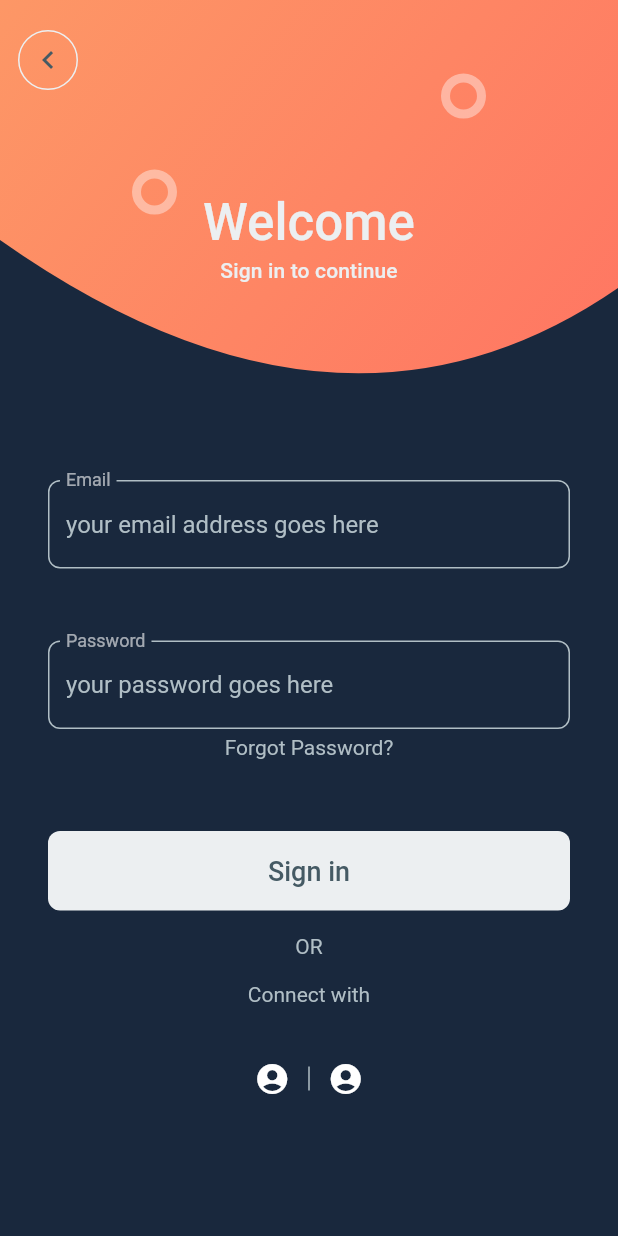
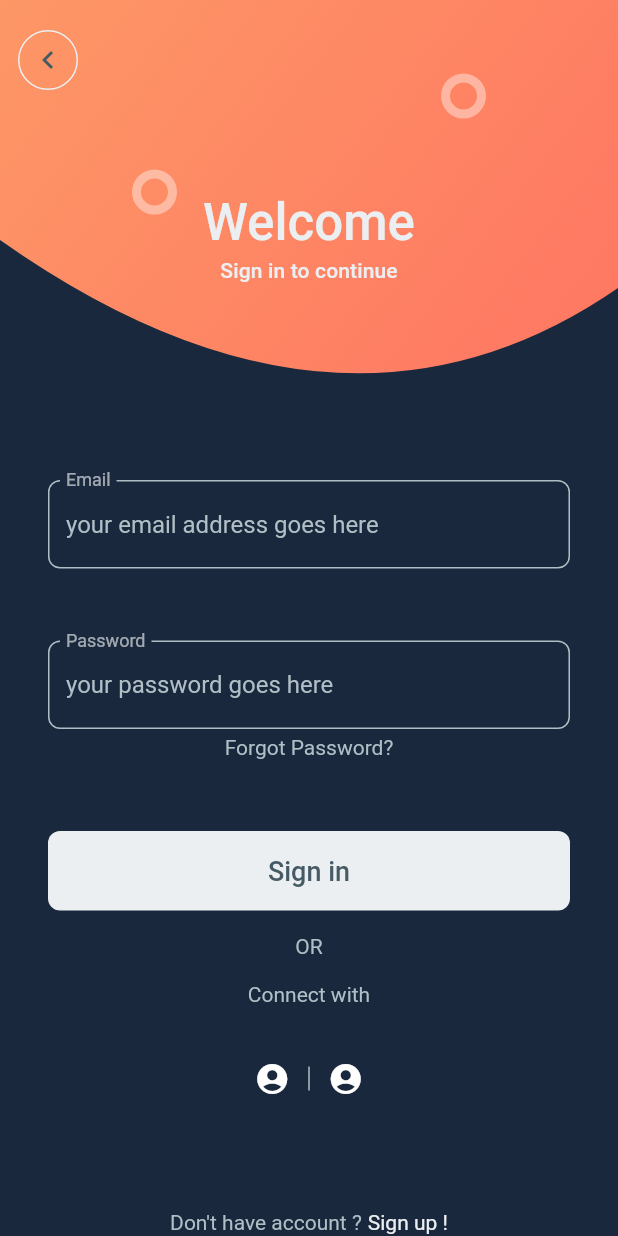
Before and after one commit to tadakun8/flutter_study_ui, a Flutter app: the screen it shows after launch, on a phone screen of 412 x 824 dp. Run offline on Flutter 3.47's test engine with Material 2 defaults, Android fonts, the phone set to English and light mode, and no system bars; our stand-ins replace flutter_riverpod.

Commit message:
feat: create footer

```diff
--- /dev/null
+++ b/signin_signup/lib/components/footer/footer.dart
@@ -0,0 +1,32 @@
+import 'package:flutter/material.dart';
+import 'package:signin_signup/const/color.dart';
+
+class Footer extends StatelessWidget {
+  const Footer({Key? key}) : super(key: key);
+
+  @override
+  Widget build(BuildContext context) {
+    return Row(
+      mainAxisAlignment: MainAxisAlignment.center,
+      children: [
+        Text(
+          "Don't have account ?",
+          style: Theme.of(context)
+              .textTheme
+              .bodyText2!
+              .copyWith(color: kTextColorSecondary),
+        ),
+        const SizedBox(
+          width: 4,
+        ),
+        Text(
+          "Sign up !",
+          style: Theme.of(context)
+              .textTheme
+              .bodyText2!
+              .copyWith(color: kTextColorPrimary),
+        ),
+      ],
+    );
+  }
+}
--- a/signin_signup/lib/main.dart
+++ b/signin_signup/lib/main.dart
@@ -1,4 +1,5 @@
 import 'package:flutter/material.dart';
+import 'package:signin_signup/components/footer/footer.dart';
 import 'package:signin_signup/components/form/signin_form.dart';
 
 import 'components/header/header.dart';
@@ -39,7 +40,11 @@ class WelcomePage extends StatelessWidget {
               Padding(
                 padding: EdgeInsets.symmetric(horizontal: 32),
                 child: SigninForm(),
-              )
+              ),
+              Padding(
+                padding: EdgeInsets.symmetric(vertical: 64),
+                child: Footer(),
+              ),
             ],
           ),
         ),
```
